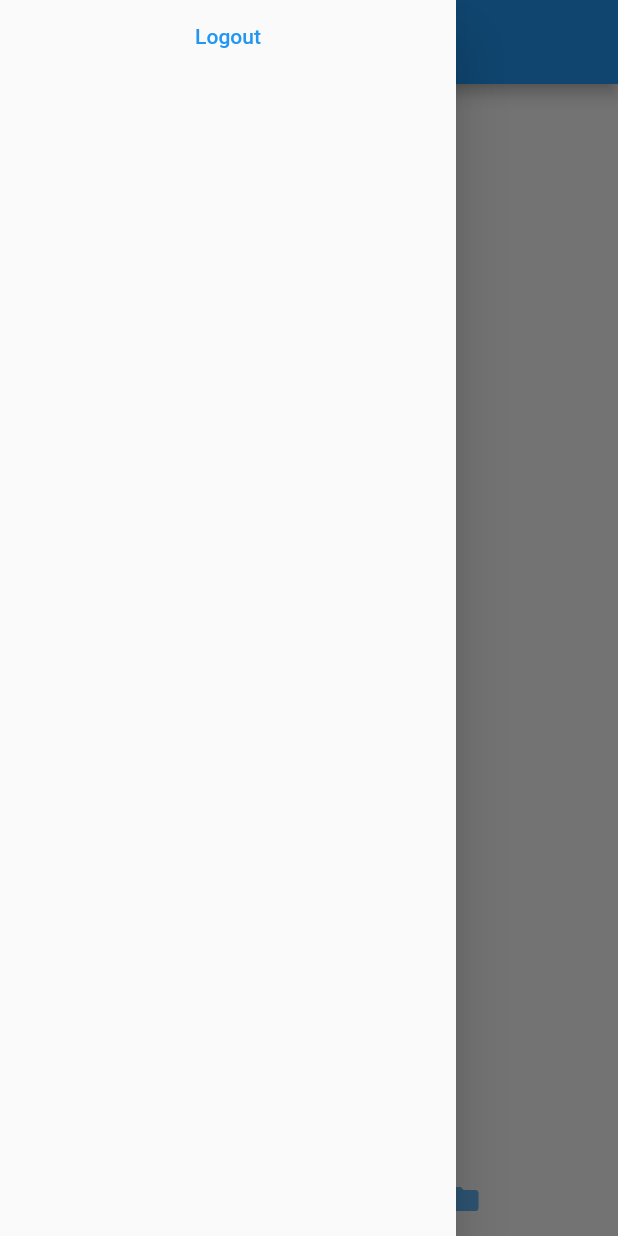
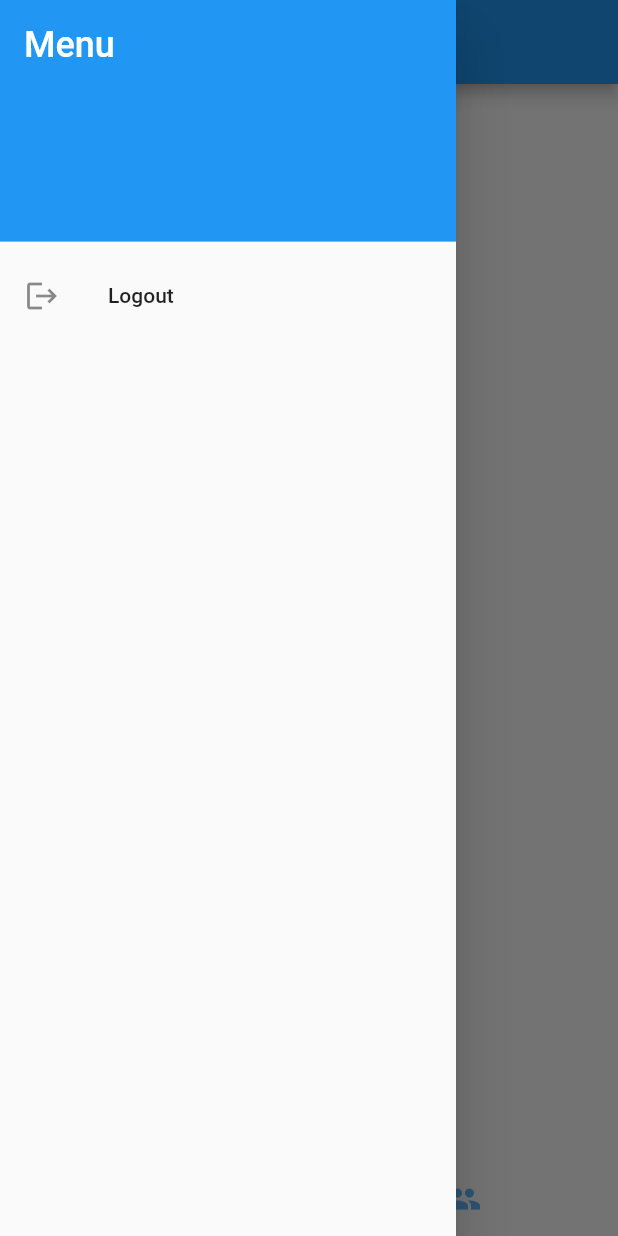
Before and after one commit to Mystery-Coder/Student-Progress-Tracker, a Flutter app: the Tabs screen opened by its route, with the side drawer open, on a phone screen of 412 x 824 dp. Run offline on Flutter 3.47's test engine with Material 3 defaults, Android fonts, the light colour scheme and no system bars; our stand-ins replace flutter_spinkit, supabase_flutter; accounts and stored records are empty; network calls fail; project files that could hold a hidden picture were left out.

Commit message:
feat: add DetailsTab widget to display student details

```diff
--- a/student_progress_app/lib/routes/login.dart
+++ b/student_progress_app/lib/routes/login.dart
@@ -52,6 +52,7 @@ class _SignUpState extends State<SignUp> {
   TextEditingController password = TextEditingController();
   TextEditingController motherName = TextEditingController();
   TextEditingController fatherName = TextEditingController();
+  // ignore: non_constant_identifier_names
   TextEditingController DOB = TextEditingController();
   TextEditingController phone = TextEditingController();
 
--- a/student_progress_app/lib/routes/tabs.dart
+++ b/student_progress_app/lib/routes/tabs.dart
@@ -1,5 +1,7 @@
 import 'package:flutter/material.dart';
 import 'package:student_progress_app/routes/login.dart';
+import 'package:student_progress_app/types.dart';
+import 'package:student_progress_app/widgets/details_tab.dart';
 import 'package:supabase_flutter/supabase_flutter.dart';
 
 class Tabs extends StatefulWidget {
@@ -17,11 +19,19 @@ class _TabsState extends State<Tabs> with SingleTickerProviderStateMixin {
   late final user = session?.user;
   // ignore: non_constant_identifier_names
   String USN = "";
+  StudentDetails studentDetails = StudentDetails(
+    USN: "",
+    PUC: 0,
+    SSLC: 0,
+    noOfHackathons: 0,
+    noOfInternships: 0,
+    noOfProjects: 0,
+  );
 
   @override
   initState() {
     super.initState();
-    _getUSN();
+    _getDetails();
     _tabController = TabController(length: 2, vsync: this);
   }
 
@@ -31,14 +41,31 @@ class _TabsState extends State<Tabs> with SingleTickerProviderStateMixin {
     super.dispose();
   }
 
-  void _getUSN() async {
-    var data = await supabase
-        .from("STUDENT")
-        .select('USN')
-        .eq("user_id", user!.id);
-    setState(() {
-      USN = data[0]["USN"];
-    });
+  void _getDetails() async {
+    try {
+      final res = await supabase.rpc(
+        'get_student_details_from_id',
+        params: {'id_of_student': user?.id},
+      );
+      Map<String, dynamic> details = res[0];
+      print(details);
+      setState(() {
+        USN = details["USN"];
+        studentDetails = StudentDetails(
+          USN: details["USN"],
+          PUC: details["PUC"],
+          SSLC: details["SSLC"],
+          noOfHackathons: details["No_of_Hackathons"],
+          noOfInternships: details["Number_Of_Internships"],
+          noOfProjects: details["No_of_Projects"],
+        );
+      });
+    } catch (e) {
+      print("details error: $e");
+    }
+    // setState(() {
+    //   USN = data[0]["USN"];
+    // });
   }
 
   @override
@@ -46,16 +73,29 @@ class _TabsState extends State<Tabs> with SingleTickerProviderStateMixin {
     return SafeArea(
       child: Scaffold(
         drawer: Drawer(
-          child: Column(
+          child: ListView(
+            padding: EdgeInsets.zero,
             children: [
-              TextButton(
-                onPressed: () async {
-                  await supabase.auth.signOut();
-                  if (context.mounted) {
-                    Navigator.pushReplacementNamed(context, Login.routeName);
+              DrawerHeader(
+                decoration: BoxDecoration(color: Colors.blue),
+                child: Text(
+                  'Menu',
+                  style: TextStyle(color: Colors.white, fontSize: 24),
+                ),
+              ),
+              ListTile(
+                leading: Icon(Icons.logout),
+                title: Text("Logout"),
+                onTap: () async {
+                  try {
+                    await supabase.auth.signOut();
+                    if (context.mounted) {
+                      Navigator.pushReplacementNamed(context, Login.routeName);
+                    }
+                  } catch (e) {
+                    print("Caught error: $e");
                   }
                 },
-                child: Text("Logout"),
               ),
             ],
           ),
@@ -67,16 +107,16 @@ class _TabsState extends State<Tabs> with SingleTickerProviderStateMixin {
         ),
         body: TabBarView(
           controller: _tabController,
-          children: const [
-            Center(child: Text("Page to display results")),
+          children: [
+            DetailsTab(details: studentDetails),
             Center(child: Text("Page to display results")),
           ],
         ),
         bottomNavigationBar: TabBar(
           controller: _tabController,
           tabs: const [
-            Tab(icon: Icon(Icons.add)),
-            Tab(icon: Icon(Icons.folder)),
+            Tab(icon: Icon(Icons.info)),
+            Tab(icon: Icon(Icons.group)),
           ],
           labelColor: Colors.blue,
         ),
--- /dev/null
+++ b/student_progress_app/lib/widgets/details_tab.dart
@@ -0,0 +1,26 @@
+// ignore_for_file: non_constant_identifier_names
+
+import 'package:flutter/material.dart';
+import 'package:student_progress_app/types.dart';
+
+class DetailsTab extends StatefulWidget {
+  final StudentDetails details;
+  const DetailsTab({super.key, required this.details});
+
+  @override
+  State<DetailsTab> createState() => _DetailsTabState();
+}
+
+class _DetailsTabState extends State<DetailsTab> {
+  @override
+  Widget build(BuildContext context) {
+    return Center(
+      child: Column(
+        mainAxisAlignment: MainAxisAlignment.center,
+        children: [
+          Text("Student Details - ${widget.details.USN} ${widget.details.PUC}"),
+        ],
+      ),
+    );
+  }
+}
```
